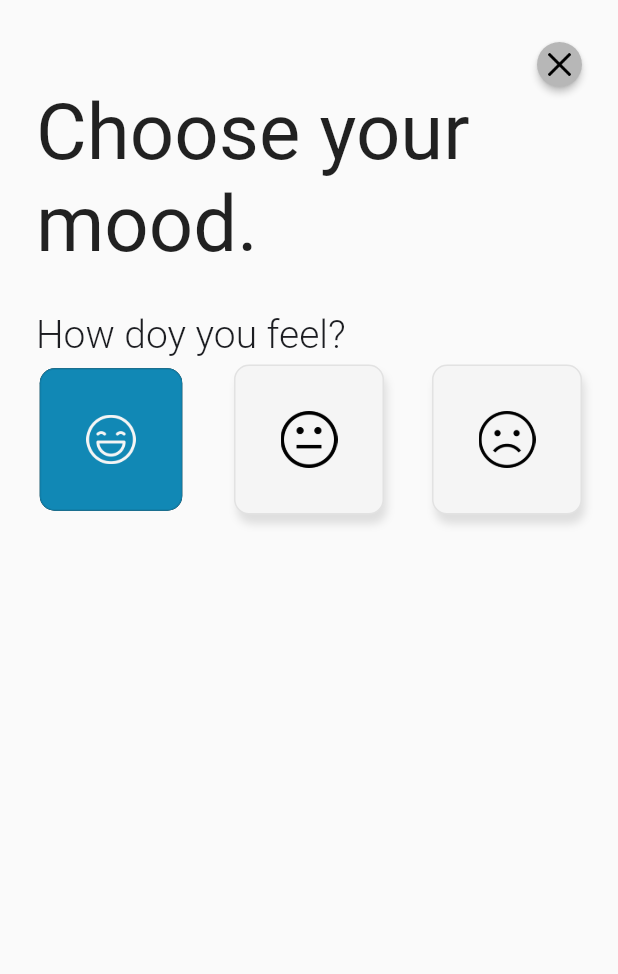
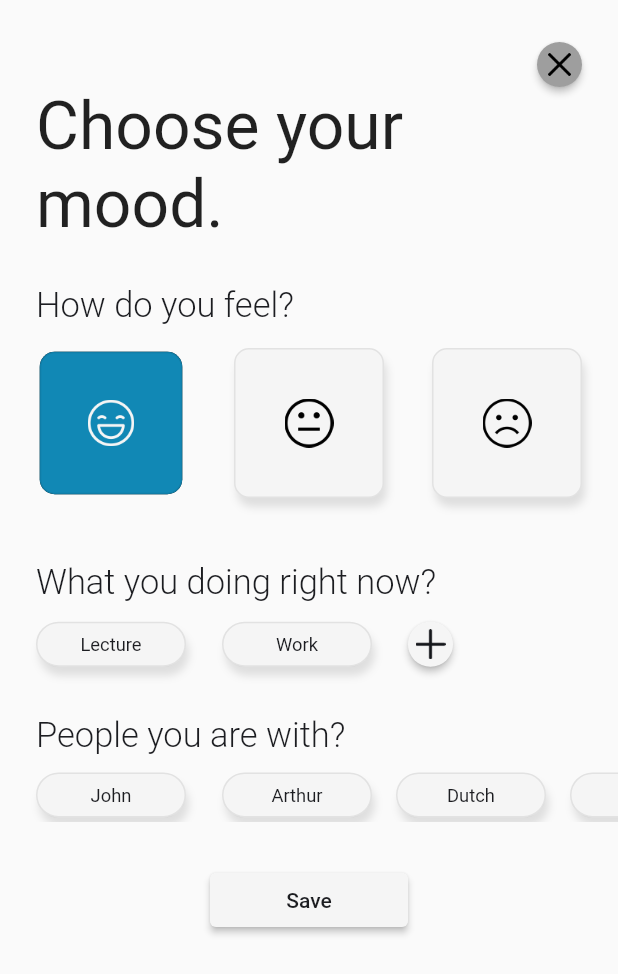
Before and after one commit to CanberkD/flutter-mood-tracker-app, a Flutter app: the screen it shows after launch, on a phone screen of 412 x 824 dp. Shown: the top 974 px of the screen. Run offline on Flutter 3.47's test engine with Material 2 defaults, Android fonts, the phone set to English and light mode, and no system bars; our stand-ins replace mobx; generated files the repository leaves out were written again.

Commit message:
inputview completed

```diff
--- a/lib/core/components/button/toggle_button.dart
+++ b/lib/core/components/button/toggle_button.dart
@@ -61,9 +61,11 @@ class _ToggleButtonState extends State<ToggleButton> {
   }
   void _onPressed(){
     widget.onpressed.call(_isSelected);
+  }
+
+  void _onTap(){
     _isSelectedChange();
   }
-
   void _isSelectedChange(){
       setState(() {
         _isSelected = !_isSelected;
@@ -88,8 +90,10 @@ class _ToggleButtonState extends State<ToggleButton> {
           width: (_isSelected) ? widget._width - (widget._width) * ToggleButtonConsts().smallerPercent : widget._width,
           height: (_isSelected) ? widget._height - (widget._height) * ToggleButtonConsts().smallerPercent  : widget._height,
           child: GestureDetector(
+
             onTap: () {},
-            onTapDown: (details) {_onPressed();},
+            onTapDown: (details) {_isSelectedChange();},
+            onTapUp: (details) { _onPressed();},
             onTapCancel: _isSelectedChange,
             child: AnimatedContainer(
               duration: ToggleButtonConsts().animationDuration,
@@ -103,11 +107,8 @@ class _ToggleButtonState extends State<ToggleButton> {
                 _isSelected ?  const BoxShadow() : simpleBoxShadow,
               ],
             ),
-            child: Padding(
-              padding: EdgeInsets.all(widget._width * 0.3),
             child: FittedBox(fit: BoxFit.fitHeight,
               child: _isSelected ? widget._selectedChild : widget._child
-              ),
             )
               ),
           ),
@@ -143,7 +144,33 @@ class ToggleGroup extends StatefulWidget {
     required this.buttonWidth,
     required this.buttonHeight,
 
-    }) : super(key: key);
+    //Working like mainAxisAlginment in Column||Row
+    AxisAlignment? alignment,
+
+    //Buttons padding.
+    EdgeInsets? toggleButtonPadding,
+
+    //You can use this if you want to add padding for only first child.
+    EdgeInsets? firstChildButtonPadding,
+
+    //You can change scroll physic of listView.
+    ScrollPhysics? scrollPhysics,
+
+    //You can add widget end of toggle button list.
+    Widget? lastWidget,
+
+    //Border radius for border shape.
+    double? borderRadius,
+
+
+    }) :
+    toggleButtonPadding = toggleButtonPadding ?? EdgeInsets.zero,
+    firstChildButtonPadding = firstChildButtonPadding ?? toggleButtonPadding ?? EdgeInsets.zero,
+    alignment = alignment ?? AxisAlignment.spaceEvenly,
+    scrollPhysics = scrollPhysics ?? const NeverScrollableScrollPhysics(),
+    lastWidget = lastWidget ?? const SizedBox.shrink(),
+    borderRadius = borderRadius ?? 25,
+    super(key: key);
 
   final Function(List<bool> boolList) onPressed;
   final List<Widget> selectedChildList;
@@ -153,6 +180,12 @@ class ToggleGroup extends StatefulWidget {
   final List<bool> isSelectedBoolList;
   final double buttonWidth;
   final double buttonHeight;
+  final AxisAlignment alignment;
+  final EdgeInsets toggleButtonPadding;
+  final EdgeInsets firstChildButtonPadding;
+  final ScrollPhysics scrollPhysics;
+  final Widget lastWidget;
+  final double borderRadius;
 
   @override
   State<ToggleGroup> createState() => _ToggleGroupState();
@@ -196,15 +229,17 @@ class _ToggleGroupState extends State<ToggleGroup> {
   @override
   Widget build(BuildContext context) {
     return SizedBox(
-      height: widget.buttonHeight + widget.buttonHeight*0.1,
+      height: widget.buttonHeight + widget.buttonHeight*0.3,
         child: LayoutBuilder(
           builder: (BuildContext context, BoxConstraints constraints) {
           return ListView.separated(
-          physics: const NeverScrollableScrollPhysics(),
+          physics: widget.scrollPhysics,
           scrollDirection: Axis.horizontal,
-          itemCount: widget.selectedChildList.length,
+          itemCount: widget.selectedChildList.length + 1,
           itemBuilder: (context, index) {
-            return ToggleButton(
+            return index != widget.selectedChildList.length ? Padding(
+              padding: index == 0 ?  widget.firstChildButtonPadding: widget.toggleButtonPadding,
+              child: ToggleButton(
                 width: widget.buttonWidth,
                 heigth: widget.buttonHeight,
                 onpressed: (isSelected) {
@@ -219,10 +254,17 @@ class _ToggleGroupState extends State<ToggleGroup> {
                 selectedChild: widget.selectedChildList[index],
                 selectedColor: widget.selectedColor,
                 isSelected: widget.isSelectedBoolList[index],
-            );
+                borderRadius: widget.borderRadius,
+              ),
+            ): Padding(
+              padding: widget.toggleButtonPadding,
+              child: widget.lastWidget,
+            ) ;
           }, separatorBuilder: (BuildContext context, int index) {
             //For MainAxisAlignment.spaceevenly effect, calculating space between buttons.
-            return index != widget.selectedChildList.length - 1 ? SizedBox(width: (constraints.maxWidth - (widget.buttonWidth*widget.selectedChildList.length)) / (widget.selectedChildList.length - 1)): const SizedBox.shrink();
+            return (widget.alignment == AxisAlignment.spaceEvenly) ?
+            (index != widget.selectedChildList.length - 1 ? SizedBox(width: (constraints.maxWidth - (widget.buttonWidth*widget.selectedChildList.length)) / (widget.selectedChildList.length - 1)): const SizedBox.shrink()):
+            (const SizedBox.shrink());
             },
               );
         }),
@@ -230,6 +272,8 @@ class _ToggleGroupState extends State<ToggleGroup> {
   }
 }
 
+enum AxisAlignment {none, spaceEvenly}
+
 class ToggleButtonConsts {
   final Duration animationDuration = const Duration(milliseconds: 100);
   final double smallerPercent = 0.05;
--- a/lib/product/components/button/icon_button.dart
+++ b/lib/product/components/button/icon_button.dart
@@ -1,5 +1,4 @@
 import 'package:flutter/material.dart';
-import 'package:flutter_mood_tracker/product/consts/color.dart';
 import 'package:flutter_mood_tracker/product/consts/size.dart';
 
 
@@ -9,10 +8,14 @@ class CircularIconButton extends StatelessWidget {
     Key? key,
     required this.child,
     required this.onPressed,
-    }) : super(key: key);
+    Color? bgColor,
+    }):
+    bgColor = bgColor ?? Colors.grey,
+    super(key: key);
 
   final Widget child;
   final void Function() onPressed;
+  final Color bgColor;
 
   @override
   Widget build(BuildContext context) {
@@ -24,7 +27,7 @@ class CircularIconButton extends StatelessWidget {
         style: ElevatedButton.styleFrom(
           shape: const CircleBorder(),
           padding: EdgeInsets.zero,
-          primary:ProjectColors.primaryGrey.value()),
+          primary: bgColor),
         child: FittedBox(fit: BoxFit.fitHeight,child: child),
       )
       );
--- a/lib/product/consts/size.dart
+++ b/lib/product/consts/size.dart
@@ -41,9 +41,9 @@ extension FontSizesExtension on FontSizes{
   double value(){
     switch(this){
       case FontSizes.header:
-        return 52.0;
+        return 44.0;
       case FontSizes.subHeader:
-        return 26.0;
+        return 23.0;
     }
   }
 }
--- a/lib/product/consts/text.dart
+++ b/lib/product/consts/text.dart
@@ -4,7 +4,6 @@ class ProjectText {
   static const String homepageSubtitleToday = "Today";
   static const String homepageSubtitleInfogram = "Infogram";
   static const String homepageSubtitleRecorded = "Recorded";
-  static const String inputpageTitleChoose = "Choose your mood.";
 
   static const String january  = "January";
   static const String february  = "February";
@@ -30,4 +29,9 @@ class ProjectText {
   static const String informationEmptyInfogram =  "You have not info about your mood's because you never select peoples with you.";
   static const String informationEmptyRecorded = 'You have never input your mood.';
 
+  static const String inputpageTitleChoose = "Choose your mood.";
+  static const String inputpageMoodSelectionTitle = "How do you feel?";
+  static const String inputpageActivitySelectionTitle = "What you doing right now?";
+  static const String inputpagePeopleSelectionTitle = "People you are with?";
+  static const String inputpageSaveButtonText = "Save";
 }
--- a/lib/product/input/view/input_view.dart
+++ b/lib/product/input/view/input_view.dart
@@ -1,12 +1,5 @@
 import 'package:flutter/material.dart';
-import 'package:flutter_mood_tracker/core/components/button/toggle_button.dart';
-import 'package:flutter_mood_tracker/product/components/button/icon_button.dart';
-import 'package:flutter_mood_tracker/product/components/text/header_text.dart';
-import 'package:flutter_mood_tracker/product/components/text/subtitle_text.dart';
-import 'package:flutter_mood_tracker/product/consts/color.dart';
-import 'package:flutter_mood_tracker/product/consts/image_paths.dart';
-import 'package:flutter_mood_tracker/product/consts/size.dart';
-import 'package:flutter_mood_tracker/product/consts/text.dart';
+import 'package:flutter_mood_tracker/product/input/view/widgets.dart';
 import 'package:flutter_mood_tracker/product/input/viewModel/input_viewmodel.dart';
 
 class InputView extends StatefulWidget {
@@ -23,56 +16,18 @@ class _InputViewState extends State<InputView> {
     return Scaffold(
       body: ListView(
         children: [
-          Padding(
-            padding: EdgeInsets.only(
-                right: PaddingSizes.mainColumHorizontalPadding.value(),
-                top: PaddingSizes.mainColumnVerticalPadding.value()),
-            child: Align(
-              alignment: Alignment.centerRight,
-              child: CircularIconButton(
-                  onPressed: () {},
-                  child: Padding(
-                    padding: EdgeInsets.all(
-                        PaddingSizes.iconButtonChildPadding.value()),
-                    child:
-                        Image.asset(PngPaths(themeInfo: ThemeInfo.dark).close),
-                  )),
-            ),
-          ),
-          Padding(
-            padding: EdgeInsets.symmetric(
-                horizontal: PaddingSizes.mainColumHorizontalPadding.value()),
-            child:
-                const HeaderTextWidget(text: ProjectText.inputpageTitleChoose),
-          ),
-          Padding(
-            padding: EdgeInsets.only(
-                top: PaddingSizes.mainColumnVerticalPadding.value()),
-            child: const SubTitle(text: 'How doy you feel?'),
-          ),
-          Padding(
-            padding: EdgeInsets.symmetric(
-                horizontal: PaddingSizes.mainColumHorizontalPadding.value()),
-            child: moodButtonGroup(),
-          ),
-        ],
+          const ButtonClose(),
+          const MainHeader(),
+          const MoodSelectionTitle(),
+          MoodSelectionWidget(model: _model),
+          const ActivitySelectionTitle(),
+          ActivitySelectionGroup(model: _model),
+          const PeopleSelectionTitle(),
+          PeopleSelection(model: _model),
+          SaveButton(model: _model)
+          ],
       ),
     );
   }
 
-  ToggleGroup moodButtonGroup() {
-    return ToggleGroup(
-            buttonWidth: 100,
-            buttonHeight: 100,
-            selectedChildList: [Image.asset(PngPaths(themeInfo: ThemeInfo.light).happy), Image.asset(PngPaths(themeInfo: ThemeInfo.light).notr),Image.asset(PngPaths(themeInfo: ThemeInfo.light).sad)],
-            notSelectedChildList: [Image.asset(PngPaths(themeInfo: ThemeInfo.dark).happy), Image.asset(PngPaths(themeInfo: ThemeInfo.dark).notr),Image.asset(PngPaths(themeInfo: ThemeInfo.dark).sad)],
-            selectedColor: ProjectColors.primaryBlue.value(),
-            notSelectedColor: ProjectColors.primaryWhite.value(),
-            isSelectedBoolList: [_model.isButtonSelectedList[0], _model.isButtonSelectedList[1], _model.isButtonSelectedList[2]],
-            onPressed: (List<bool> boolList) {
-              print(boolList);
-             },
-            );
-  }
-
 }
--- /dev/null
+++ b/lib/product/input/view/widgets.dart
@@ -0,0 +1,305 @@
+
+import 'package:flutter/material.dart';
+import 'package:flutter_mood_tracker/core/components/button/toggle_button.dart';
+import 'package:flutter_mood_tracker/product/components/button/icon_button.dart';
+import 'package:flutter_mood_tracker/product/components/text/header_text.dart';
+import 'package:flutter_mood_tracker/product/components/text/subtitle_text.dart';
+import 'package:flutter_mood_tracker/product/consts/color.dart';
+import 'package:flutter_mood_tracker/product/consts/image_paths.dart';
+import 'package:flutter_mood_tracker/product/consts/size.dart';
+import 'package:flutter_mood_tracker/product/consts/text.dart';
+
+import '../viewModel/input_viewmodel.dart';
+
+
+//--------------------------------------------------------------------------------------------------------------------
+
+class SaveButton extends StatelessWidget {
+  const SaveButton({
+    Key? key,
+    required InputViewModel model,
+  }) : _model = model, super(key: key);
+
+  final InputViewModel _model;
+
+  @override
+  Widget build(BuildContext context) {
+    return Padding(
+      padding: EdgeInsets.symmetric(horizontal: InputViewConsts.saveButtonPadding, vertical: PaddingSizes.mainColumnVerticalPadding.value()),
+      child: ElevatedButton(
+        style: ButtonStyle(
+          backgroundColor: MaterialStateProperty.all(ProjectColors.primaryWhite.value()),
+          overlayColor: MaterialStateProperty.resolveWith(
+                (states) {
+                  return states.contains(MaterialState.pressed)
+                      ? ProjectColors.primaryBlue.value().withOpacity(0.2)
+                      : null;
+                },
+              )),
+        onPressed: _model.saveButtonClicked,
+        child: Text(ProjectText.inputpageSaveButtonText, style: TextStyle(color: ProjectColors.primaryBlack.value())),
+    ));
+  }
+}
+
+class PeopleSelectionTitle extends StatelessWidget {
+  const PeopleSelectionTitle({
+    Key? key,
+  }) : super(key: key);
+
+  @override
+  Widget build(BuildContext context) {
+    return Padding(
+      padding: EdgeInsets.only(top: PaddingSizes.mainColumnVerticalPadding.value(), bottom: PaddingSizes.small.value()),
+      child: const SubTitle(text: ProjectText.inputpagePeopleSelectionTitle),
+    );
+  }
+}
+
+class ActivitySelectionTitle extends StatelessWidget {
+  const ActivitySelectionTitle({
+    Key? key,
+  }) : super(key: key);
+
+  @override
+  Widget build(BuildContext context) {
+    return Padding(
+      padding: EdgeInsets.only(
+          top: PaddingSizes.mainColumnVerticalPadding.value(),
+          bottom: PaddingSizes.small.value(),
+          ),
+      child: const SubTitle(text: ProjectText.inputpageActivitySelectionTitle),
+    );
+  }
+}
+
+class MoodSelectionWidget extends StatelessWidget {
+  const MoodSelectionWidget({
+    Key? key,
+    required InputViewModel model,
+  }) : _model = model, super(key: key);
+
+  final InputViewModel _model;
+
+  @override
+  Widget build(BuildContext context) {
+    return Padding(
+      padding: EdgeInsets.symmetric(
+          horizontal: PaddingSizes.mainColumHorizontalPadding.value()),
+      child: MoodSelectionGroup(model: _model),
+    );
+  }
+}
+
+class MoodSelectionTitle extends StatelessWidget {
+  const MoodSelectionTitle({
+    Key? key,
+  }) : super(key: key);
+
+  @override
+  Widget build(BuildContext context) {
+    return Padding(
+      padding: EdgeInsets.only(
+          top: PaddingSizes.mainColumnVerticalPadding.value()),
+      child: const SubTitle(text: ProjectText.inputpageMoodSelectionTitle),
+    );
+  }
+}
+
+class MainHeader extends StatelessWidget {
+  const MainHeader({
+    Key? key,
+  }) : super(key: key);
+
+  @override
+  Widget build(BuildContext context) {
+    return Padding(
+      padding: EdgeInsets.symmetric(
+          horizontal: PaddingSizes.mainColumHorizontalPadding.value()),
+      child:
+          const HeaderTextWidget(text: ProjectText.inputpageTitleChoose),
+    );
+  }
+}
+
+class ButtonClose extends StatelessWidget {
+  const ButtonClose({
+    Key? key,
+  }) : super(key: key);
+
+  @override
+  Widget build(BuildContext context) {
+    return Padding(
+      padding: EdgeInsets.only(
+          right: PaddingSizes.mainColumHorizontalPadding.value(),
+          top: PaddingSizes.mainColumnVerticalPadding.value()),
+      child: Align(
+        alignment: Alignment.centerRight,
+        child: CircularIconButton(
+            onPressed: () {},
+            child: Padding(
+              padding: EdgeInsets.all(
+                  PaddingSizes.iconButtonChildPadding.value()),
+              child:
+                  Image.asset(PngPaths(themeInfo: ThemeInfo.dark).close),
+            )),
+      ),
+    );
+  }
+}
+
+//--------------------------------------------------------------------------------------------------------------------
+
+//********************************************************************************************************************
+class PeopleSelection extends StatelessWidget {
+  const PeopleSelection({
+    Key? key,
+    required InputViewModel model,
+  }) : _model = model, super(key: key);
+
+  final InputViewModel _model;
+
+  @override
+  Widget build(BuildContext context) {
+    return SizedBox(
+      width: MediaQuery.of(context).size.width,
+      height: InputViewConsts.activitySelectionButtonHeight*1.2,
+      child: ListView.builder(
+        scrollDirection: Axis.horizontal,
+        itemCount: _model.peoplesList.length + 1,
+        itemBuilder: (context, index) {
+          return Padding(
+            padding: index == 0 ?
+            EdgeInsets.symmetric(horizontal: PaddingSizes.mainColumHorizontalPadding.value()) :
+            EdgeInsets.only(right: PaddingSizes.medium.value()) ,
+            child: index != _model.peoplesList.length?
+             ToggleButton(
+              borderRadius: InputViewConsts.peopleSelectionBorderRadius,
+              width: InputViewConsts.activitySelectionButtonWidth,
+              heigth: InputViewConsts.activitySelectionButtonHeight,
+              onpressed: (isSelected) {
+                _model.isPeoplesBoolList[index] = isSelected;
+              },
+              notSelectedColor: ProjectColors.primaryWhite.value(),
+              selectedColor: ProjectColors.primaryBlue.value(),
+              notSelectedChild: Padding(
+                padding: const EdgeInsets.symmetric(vertical: 8.0),
+                child: Text(_model.peoplesList[index], style: TextStyle(color: ProjectColors.primaryBlack.value())),
+              ),
+              selectedChild: Padding(
+                padding: const EdgeInsets.symmetric(vertical: 8.0),
+                child: Text(_model.peoplesList[index], style: TextStyle(color: ProjectColors.primaryWhite.value())),
+              ),
+              isSelected: _model.isPeoplesBoolList[index],
+            ):
+            CircularAddButton(model: _model, isActivity: false)
+            ,
+          );
+        },
+      ),
+    );
+  }
+}
+
+class MoodSelectionGroup extends StatelessWidget {
+  const MoodSelectionGroup({
+    Key? key,
+    required InputViewModel model,
+  }) : _model = model, super(key: key);
+
+  final InputViewModel _model;
+
+  @override
+  Widget build(BuildContext context) {
+    return ToggleGroup(
+            buttonWidth: InputViewConsts.moodSelectionButtonWidth,
+            buttonHeight: InputViewConsts.moodSelectionButtonHeight,
+            borderRadius: InputViewConsts.moodSelectionButtonRadius,
+            selectedChildList: _model.selectedMoodWidgets,
+            notSelectedChildList: _model.notSelectedMoodWidgets,
+            selectedColor: ProjectColors.primaryBlue.value(),
+            notSelectedColor: ProjectColors.primaryWhite.value(),
+            isSelectedBoolList: [_model.isButtonSelectedList[0], _model.isButtonSelectedList[1], _model.isButtonSelectedList[2]],
+            onPressed: (List<bool> boolList) {
+
+             },
+            );
+  }
+}
+
+class ActivitySelectionGroup extends StatelessWidget {
+  const ActivitySelectionGroup({
+    Key? key,
+    required InputViewModel model,
+  }) : _model = model, super(key: key);
+
+  final InputViewModel _model;
+
+  @override
+  Widget build(BuildContext context) {
+    return ToggleGroup(
+      scrollPhysics: const AlwaysScrollableScrollPhysics(),
+      toggleButtonPadding: EdgeInsets.only(right: PaddingSizes.mainColumHorizontalPadding.value()),
+      firstChildButtonPadding:  EdgeInsets.only(
+        right: PaddingSizes.mainColumHorizontalPadding.value(),
+        left: PaddingSizes.mainColumHorizontalPadding.value()
+      ),
+      alignment: AxisAlignment.none,
+      buttonWidth: InputViewConsts.activitySelectionButtonWidth,
+      buttonHeight: InputViewConsts.activitySelectionButtonHeight,
+      selectedChildList: _model.activtyChildWidgetsSelected,
+      notSelectedChildList: _model.activtyChildWidgetsNotSelected,
+      selectedColor: ProjectColors.primaryBlue.value(),
+      notSelectedColor: ProjectColors.primaryWhite.value(),
+      isSelectedBoolList: _model.activityBoolList,
+      lastWidget: SizedBox(
+        width: ButtonSize.iconbuttonsize.value(),
+        height: ButtonSize.iconbuttonsize.value(),
+        child: CircularAddButton(model: _model, isActivity: true)
+      ),
+      onPressed: (List<bool> boolList) {
+
+       },
+    );
+  }
+}
+
+class CircularAddButton extends StatelessWidget {
+
+  const CircularAddButton({
+    Key? key, required  this.model, required this.isActivity,
+  }) : super(key: key);
+
+  final bool isActivity; // activity or peoples
+  final InputViewModel model;
+
+  @override
+  Widget build(BuildContext context) {
+    return CircularIconButton(
+      bgColor: ProjectColors.primaryWhite.value(),
+      onPressed: () {
+
+      },
+    child: Padding(
+      padding: EdgeInsets.all(PaddingSizes.iconButtonChildPadding.value()),
+      child: Image.asset(PngPaths(themeInfo: ThemeInfo.dark).plus),
+    ),
+    );
+  }
+}
+
+//********************************************************************************************************************
+
+
+class InputViewConsts {
+  static double activitySelectionButtonHeight = 30;
+  static double activitySelectionButtonWidth = 100;
+
+  static double moodSelectionButtonWidth = 100;
+  static double moodSelectionButtonHeight = 100;
+  static double moodSelectionButtonRadius = 10;
+
+  static double peopleSelectionBorderRadius = 25.0;
+
+  static double saveButtonPadding = 140;
+}
--- a/lib/product/input/viewModel/input_viewmodel.dart
+++ b/lib/product/input/viewModel/input_viewmodel.dart
@@ -1,10 +1,57 @@
+import 'package:flutter/material.dart';
+import 'package:flutter_mood_tracker/product/consts/color.dart';
+import 'package:flutter_mood_tracker/product/consts/image_paths.dart';
+import 'package:flutter_mood_tracker/product/consts/size.dart';
+import 'package:flutter_mood_tracker/product/storage/shared_pref.dart';
 import 'package:mobx/mobx.dart';
 part 'input_viewmodel.g.dart';
 
 class InputViewModel = _InputViewModelBase with _$InputViewModel;
 
 abstract class _InputViewModelBase with Store {
-  @observable
+
   List<bool> isButtonSelectedList = [true, false, false];
 
+  List<Widget> selectedMoodWidgets = [
+    Padding(
+      padding: EdgeInsets.all(PaddingSizes.toggleButtonChildPadding.value()),
+      child: Image.asset(PngPaths(themeInfo: ThemeInfo.light).happy),
+    ),
+    Padding(
+      padding: EdgeInsets.all(PaddingSizes.toggleButtonChildPadding.value()),
+      child: Image.asset(PngPaths(themeInfo: ThemeInfo.light).notr),
+    ),
+    Padding(
+      padding: EdgeInsets.all(PaddingSizes.toggleButtonChildPadding.value()),
+      child: Image.asset(PngPaths(themeInfo: ThemeInfo.light).sad),
+    )
+  ];
+
+  List<Widget> notSelectedMoodWidgets = [
+    Padding(
+      padding: EdgeInsets.all(PaddingSizes.toggleButtonChildPadding.value()),
+      child: Image.asset(PngPaths(themeInfo: ThemeInfo.dark).happy),
+    ),
+    Padding(
+      padding: EdgeInsets.all(PaddingSizes.toggleButtonChildPadding.value()),
+      child: Image.asset(PngPaths(themeInfo: ThemeInfo.dark).notr),
+    ),
+    Padding(
+      padding: EdgeInsets.all(PaddingSizes.toggleButtonChildPadding.value()),
+      child: Image.asset(PngPaths(themeInfo: ThemeInfo.dark).sad),
+    ),
+  ];
+
+  List<bool> activityBoolList = List.filled(SharedPref().activitys.length, false);
+  List<Widget> activtyChildWidgetsNotSelected = SharedPref().getActivityWidgetList(ProjectColors.primaryBlack.value());
+  List<Widget> activtyChildWidgetsSelected = SharedPref().getActivityWidgetList(ProjectColors.primaryWhite.value());
+
+  List<String> peoplesList = SharedPref().peopleList;
+  List<bool> isPeoplesBoolList = List.filled(SharedPref().peopleList.length, false);
+
+  void saveButtonClicked(){
+    print(isButtonSelectedList);
+    print(activityBoolList);
+    print(isPeoplesBoolList);
+  }
 }
--- a/lib/product/storage/shared_pref.dart
+++ b/lib/product/storage/shared_pref.dart
@@ -1,3 +1,4 @@
+import 'package:flutter/material.dart';
 import 'package:flutter_mood_tracker/product/home/model/infogram_model.dart';
 import 'package:flutter_mood_tracker/product/model/date_time.dart';
 import 'package:flutter_mood_tracker/product/model/recorded_mood_model.dart';
@@ -108,4 +109,31 @@ class SharedPref{
       return [];
     }
   }
+
+  List<String> activitys = ['Lecture', 'Work',];
+
+  List<Widget> getActivityWidgetList(Color textColor){
+    List<Widget> list = [];
+    for(var item in activitys){
+      list.add(Padding(
+        padding: const EdgeInsets.symmetric(vertical: 8.0,),
+        child: Text(item, style: TextStyle(color: textColor)),
+      ));
+    }
+    return list;
+  }
+
+  List<Widget> activityTextWidgetList (Color childTextColor){
+    List<Widget> list = [];
+    for(var item in activitys){
+      list.add(Padding(
+        padding: const EdgeInsets.symmetric(vertical: 8.0),
+        child: Text(item, style: TextStyle(color: childTextColor),),
+      ));
+    }
+    return list;
+  }
+
+  List<String> peopleList = ['John', 'Arthur', 'Dutch', 'Bill', 'Chavier'];
+
 }
```
Also changed, not shown: lib/product/input/viewModel/input_viewmodel.g.dart. Lines whose indentation alone changed are shown as unchanged.
